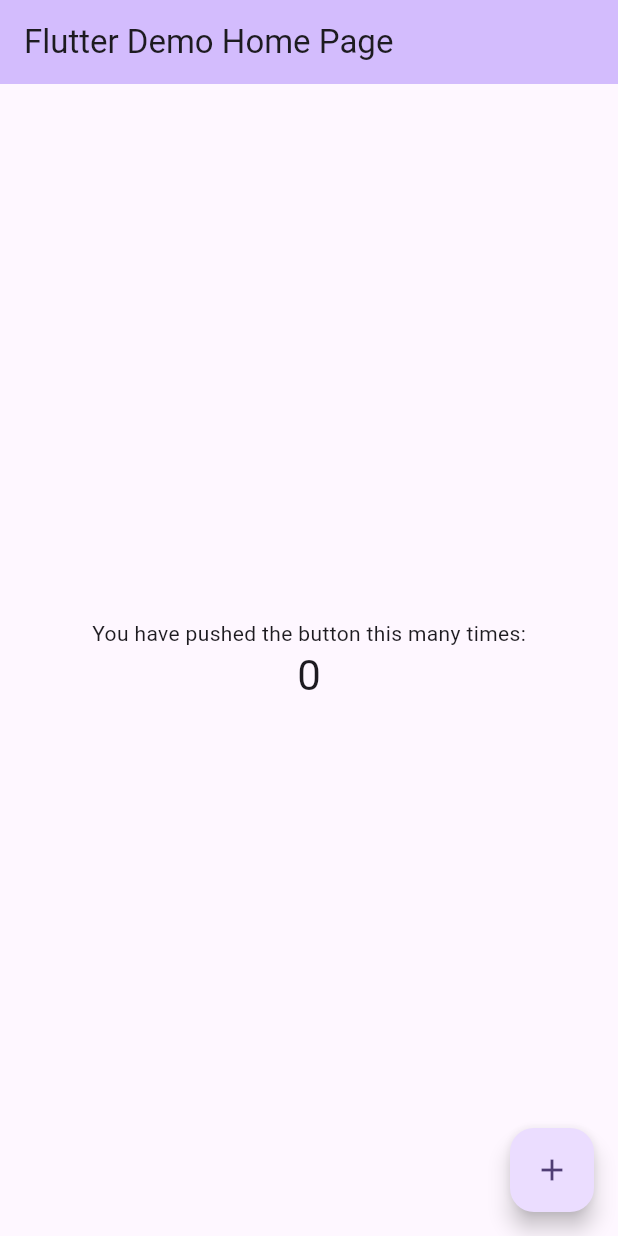
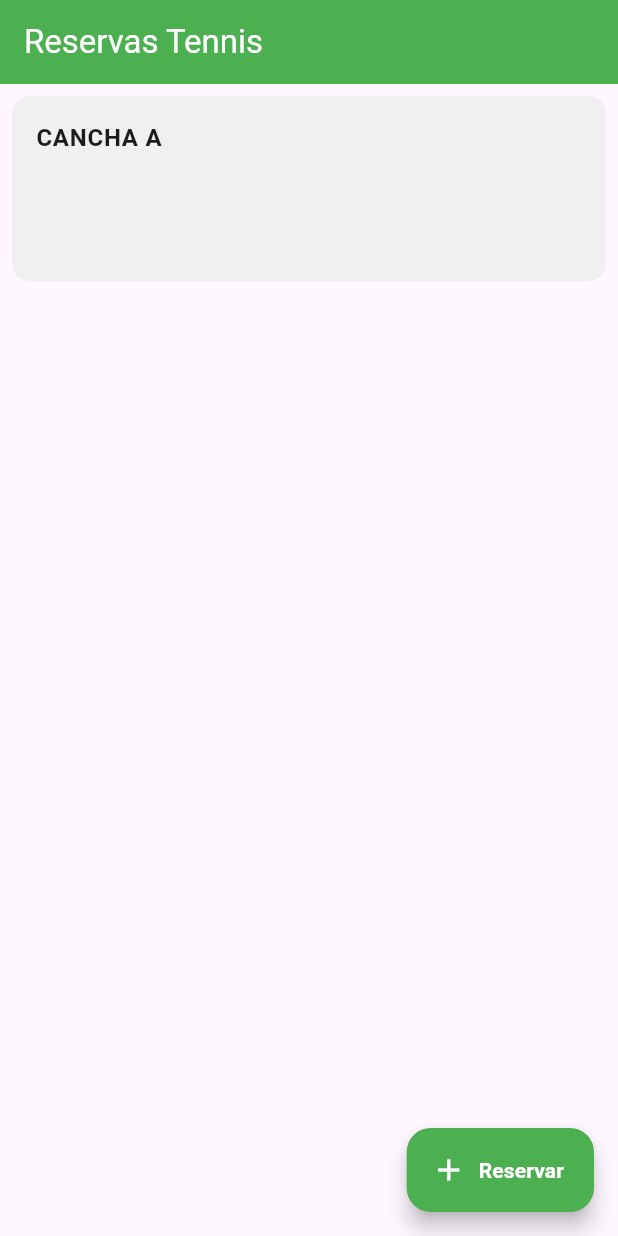
Before and after one commit to Siavichay7/agendamiento_canchas, a Flutter app: the screen it shows after launch, on a phone screen of 412 x 824 dp. Run offline on Flutter 3.47's test engine with Material 3 defaults, Android fonts, the phone set to English and light mode, and no system bars; our stand-ins replace go_router, hooks_riverpod, riverpod_annotation, shared_preferences; generated files the repository leaves out were written again.

Commit message:
add:Diseno

```diff
--- /dev/null
+++ b/lib/config/router/app_router.dart
@@ -0,0 +1,16 @@
+import 'package:agendamiento_canchas/presentation/screens/home/home_screen.dart';
+import 'package:flutter/material.dart';
+import 'package:go_router/go_router.dart';
+import 'package:riverpod_annotation/riverpod_annotation.dart';
+
+part 'app_router.g.dart';
+
+@riverpod
+GoRouter appRouter(AppRouterRef ref) {
+  return GoRouter(routes: [
+    GoRoute(
+      path: '/',
+      builder: (context, state) => const HomeScreen(),
+    )
+  ]);
+}
--- /dev/null
+++ b/lib/config/utils/shared_preferences.dart
@@ -0,0 +1,34 @@
+import 'dart:convert';
+
+import 'package:shared_preferences/shared_preferences.dart';
+
+class SharedPreferencesData {
+  static final SharedPreferencesData _instance =
+      SharedPreferencesData._internal();
+
+  factory SharedPreferencesData() {
+    return _instance;
+  }
+
+  SharedPreferencesData._internal();
+
+  late SharedPreferences _prefs;
+
+  initPrefs() async {
+    _prefs = await SharedPreferences.getInstance();
+  }
+
+  // GET & SET - FAVORITE LIST
+  String get reservaList {
+    return _prefs.getString('reservaList') ?? '';
+  }
+
+  set reservaList(String value) {
+    _prefs.setString('reservaList', (value));
+  }
+
+  // PREFERENCES CLEAR
+  Future<bool> preferencesClear() {
+    return _prefs.clear();
+  }
+}
--- a/lib/main.dart
+++ b/lib/main.dart
@@ -1,125 +1,23 @@
+import 'package:agendamiento_canchas/config/router/app_router.dart';
 import 'package:flutter/material.dart';
+import 'package:hooks_riverpod/hooks_riverpod.dart';
 
 void main() {
-  runApp(const MyApp());
+  WidgetsBinding widgetsBinding = WidgetsFlutterBinding.ensureInitialized();
+
+  runApp(const ProviderScope(child: Agendamiento()));
 }
 
-class MyApp extends StatelessWidget {
-  const MyApp({super.key});
+class Agendamiento extends ConsumerWidget {
+  const Agendamiento({super.key});
 
-  // This widget is the root of your application.
   @override
-  Widget build(BuildContext context) {
-    return MaterialApp(
-      title: 'Flutter Demo',
-      theme: ThemeData(
-        // This is the theme of your application.
-        //
-        // TRY THIS: Try running your application with "flutter run". You'll see
-        // the application has a purple toolbar. Then, without quitting the app,
-        // try changing the seedColor in the colorScheme below to Colors.green
-        // and then invoke "hot reload" (save your changes or press the "hot
-        // reload" button in a Flutter-supported IDE, or press "r" if you used
-        // the command line to start the app).
-        //
-        // Notice that the counter didn't reset back to zero; the application
-        // state is not lost during the reload. To reset the state, use hot
-        // restart instead.
-        //
-        // This works for code too, not just values: Most code changes can be
-        // tested with just a hot reload.
-        colorScheme: ColorScheme.fromSeed(seedColor: Colors.deepPurple),
-        useMaterial3: true,
-      ),
-      home: const MyHomePage(title: 'Flutter Demo Home Page'),
-    );
+  Widget build(BuildContext context, WidgetRef ref) {
+    final appRouter = ref.watch(appRouterProvider);
+
+    return MaterialApp.router(
+        title: 'Agendamiento',
+        debugShowCheckedModeBanner: false,
+        routerConfig: appRouter);
   }
 }
-
-class MyHomePage extends StatefulWidget {
-  const MyHomePage({super.key, required this.title});
-
-  // This widget is the home page of your application. It is stateful, meaning
-  // that it has a State object (defined below) that contains fields that affect
-  // how it looks.
-
-  // This class is the configuration for the state. It holds the values (in this
-  // case the title) provided by the parent (in this case the App widget) and
-  // used by the build method of the State. Fields in a Widget subclass are
-  // always marked "final".
-
-  final String title;
-
-  @override
-  State<MyHomePage> createState() => _MyHomePageState();
-}
-
-class _MyHomePageState extends State<MyHomePage> {
-  int _counter = 0;
-
-  void _incrementCounter() {
-    setState(() {
-      // This call to setState tells the Flutter framework that something has
-      // changed in this State, which causes it to rerun the build method below
-      // so that the display can reflect the updated values. If we changed
-      // _counter without calling setState(), then the build method would not be
-      // called again, and so nothing would appear to happen.
-      _counter++;
-    });
-  }
-
-  @override
-  Widget build(BuildContext context) {
-    // This method is rerun every time setState is called, for instance as done
-    // by the _incrementCounter method above.
-    //
-    // The Flutter framework has been optimized to make rerunning build methods
-    // fast, so that you can just rebuild anything that needs updating rather
-    // than having to individually change instances of widgets.
-    return Scaffold(
-      appBar: AppBar(
-        // TRY THIS: Try changing the color here to a specific color (to
-        // Colors.amber, perhaps?) and trigger a hot reload to see the AppBar
-        // change color while the other colors stay the same.
-        backgroundColor: Theme.of(context).colorScheme.inversePrimary,
-        // Here we take the value from the MyHomePage object that was created by
-        // the App.build method, and use it to set our appbar title.
-        title: Text(widget.title),
-      ),
-      body: Center(
-        // Center is a layout widget. It takes a single child and positions it
-        // in the middle of the parent.
-        child: Column(
-          // Column is also a layout widget. It takes a list of children and
-          // arranges them vertically. By default, it sizes itself to fit its
-          // children horizontally, and tries to be as tall as its parent.
-          //
-          // Column has various properties to control how it sizes itself and
-          // how it positions its children. Here we use mainAxisAlignment to
-          // center the children vertically; the main axis here is the vertical
-          // axis because Columns are vertical (the cross axis would be
-          // horizontal).
-          //
-          // TRY THIS: Invoke "debug painting" (choose the "Toggle Debug Paint"
-          // action in the IDE, or press "p" in the console), to see the
-          // wireframe for each widget.
-          mainAxisAlignment: MainAxisAlignment.center,
-          children: <Widget>[
-            const Text(
-              'You have pushed the button this many times:',
-            ),
-            Text(
-              '$_counter',
-              style: Theme.of(context).textTheme.headlineMedium,
-            ),
-          ],
-        ),
-      ),
-      floatingActionButton: FloatingActionButton(
-        onPressed: _incrementCounter,
-        tooltip: 'Increment',
-        child: const Icon(Icons.add),
-      ), // This trailing comma makes auto-formatting nicer for build methods.
-    );
-  }
-}
--- /dev/null
+++ b/lib/presentation/providers/reserva_providers.dart
@@ -0,0 +1,24 @@
+import 'package:riverpod_annotation/riverpod_annotation.dart';
+part 'reserva_providers.g.dart';
+
+@Riverpod(keepAlive: true)
+class RevervasList extends _$RevervasList {
+  // final _prefs = SharedPreferencesData();
+
+  @override
+  List<dynamic> build() => [];
+
+  getList() {
+    // GET THE FAVORITE LIST OF LOCAL STORAGE
+    // final _prefs = SharedPreferencesData();
+    // String favorites = _prefs.favoriteList;
+    // if (_prefs.favoriteList != '') {
+    //   final jsonList = jsonDecode(favorites);
+    //   final list = jsonDecode(jsonList);
+    //   List newsList = list.map((json) => NewsPost.fromMap(json)).toList();
+    //   return (newsList);
+    // } else {
+    //   return [];
+    // }
+  }
+}
--- /dev/null
+++ b/lib/presentation/screens/home/home_screen.dart
@@ -0,0 +1,35 @@
+import 'package:agendamiento_canchas/presentation/screens/home/widgets/reserva_widget.dart';
+import 'package:flutter/material.dart';
+import 'package:hooks_riverpod/hooks_riverpod.dart';
+
+class HomeScreen extends ConsumerWidget {
+  const HomeScreen({super.key});
+
+  @override
+  Widget build(BuildContext context, WidgetRef ref) {
+    return Scaffold(
+      appBar: AppBar(
+        title: Text(
+          "Reservas Tennis",
+          style: TextStyle(color: Colors.white),
+        ),
+        backgroundColor: Colors.green,
+      ),
+      floatingActionButton: FloatingActionButton.extended(
+        backgroundColor: Colors.green,
+        onPressed: () {
+          // Add your onPressed code here!
+        },
+        label: const Text(
+          'Reservar',
+          style: TextStyle(color: Colors.white, fontWeight: FontWeight.bold),
+        ),
+        icon: const Icon(
+          Icons.add,
+          color: Colors.white,
+        ),
+      ),
+      body: ReservaWidget(),
+    );
+  }
+}
--- /dev/null
+++ b/lib/presentation/screens/home/widgets/reserva_widget.dart
@@ -0,0 +1,26 @@
+import 'package:flutter/material.dart';
+import 'package:hooks_riverpod/hooks_riverpod.dart';
+
+class ReservaWidget extends ConsumerWidget {
+  const ReservaWidget({super.key});
+
+  @override
+  Widget build(BuildContext context, WidgetRef ref) {
+    final size = MediaQuery.of(context).size;
+    return Padding(
+      padding: const EdgeInsets.all(8.0),
+      child: Container(
+        child: ListTile(
+          title: Text(
+            "CANCHA A",
+            style: TextStyle(fontWeight: FontWeight.bold),
+          ),
+        ),
+        height: size.height * 0.15,
+        decoration: BoxDecoration(
+            color: Color.fromARGB(255, 240, 240, 240),
+            borderRadius: BorderRadius.all(Radius.circular(12))),
+      ),
+    );
+  }
+}
```
Also changed, not shown: pubspec.yaml (+12 -4 lines), lib/config/router/app_router.g.dart (added), lib/config/services/weather_service.dart (added), lib/presentation/providers/reserva_providers.g.dart (added), pubspec.lock, 10 other files.
